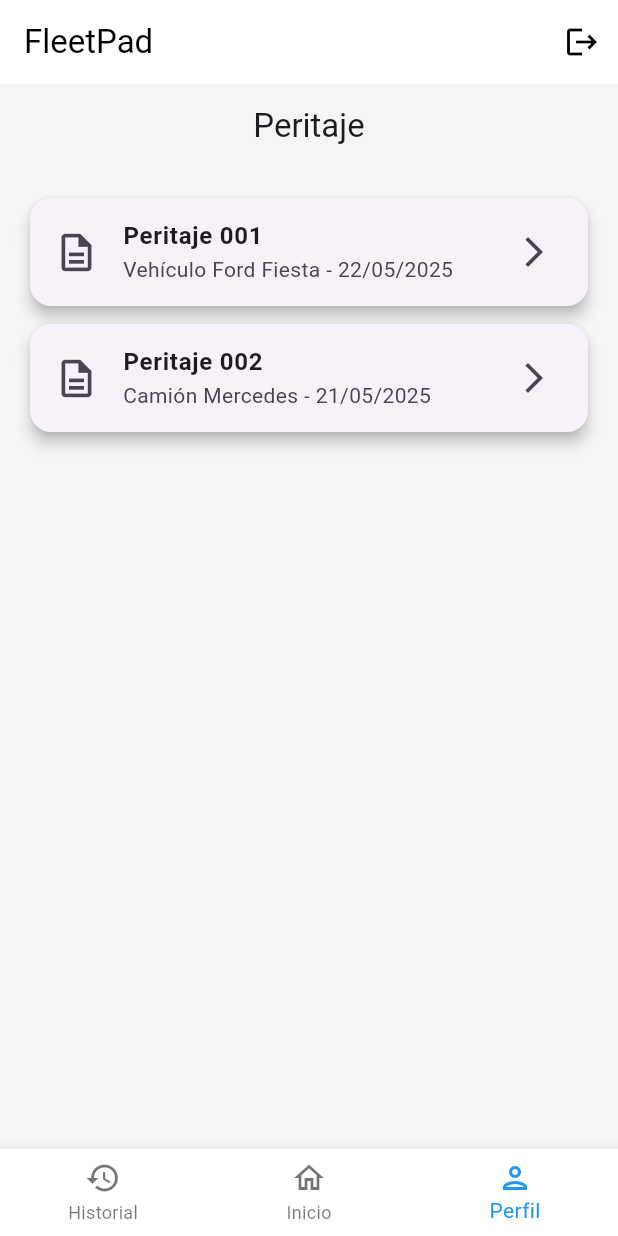
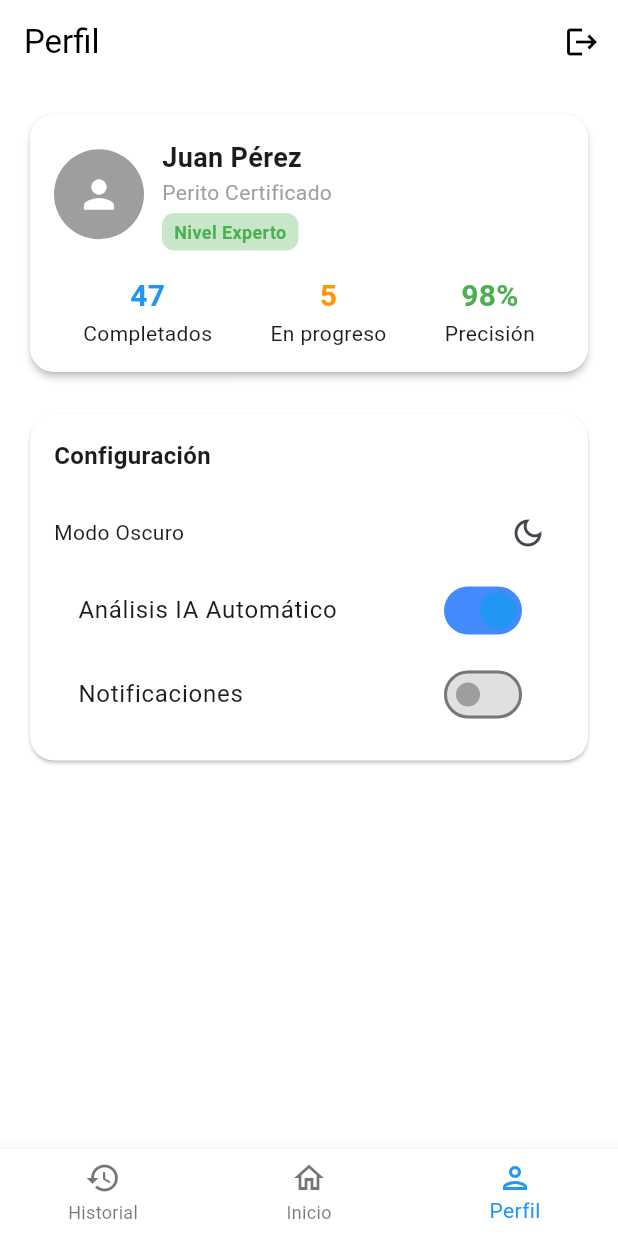
Before and after one commit to AdamNrj/MechCheck, a Flutter app: the MainTabs screen opened directly, item 3 of the bottom bar chosen, on a phone screen of 412 x 824 dp. Run offline on Flutter 3.47's test engine with Material 3 defaults, Android fonts, the phone set to English and light mode, and no system bars; missing offline and left inert: flutter_cube.

Commit message:
feat: profile_design 10/10

```diff
--- a/lib/presentation/screens/tabs/peritaje_screen.dart
+++ /dev/null
@@ -1,40 +0,0 @@
-import 'package:flutter/material.dart';
-
-class PeritajeScreen extends StatelessWidget {
-  const PeritajeScreen({super.key});
-
-  @override
-  Widget build(BuildContext context) {
-    return Scaffold(
-      backgroundColor: Colors.grey[100],
-      appBar: AppBar(
-        title: const Text('Peritaje'),
-        backgroundColor: Colors.transparent,
-        elevation: 0,
-        centerTitle: true,
-      ),
-      body: ListView(
-        padding: const EdgeInsets.all(20),
-        children: [
-          _peritajeItem("Peritaje 001", "Vehículo Ford Fiesta - 22/05/2025"),
-          _peritajeItem("Peritaje 002", "Camión Mercedes - 21/05/2025"),
-        ],
-      ),
-    );
-  }
-
-  Widget _peritajeItem(String title, String subtitle) {
-    return Card(
-      shape: RoundedRectangleBorder(borderRadius: BorderRadius.circular(14)),
-      elevation: 4,
-      margin: const EdgeInsets.only(bottom: 12),
-      child: ListTile(
-        leading: const Icon(Icons.description_outlined, size: 30),
-        title: Text(title, style: const TextStyle(fontWeight: FontWeight.bold)),
-        subtitle: Text(subtitle),
-        trailing: const Icon(Icons.arrow_forward_ios),
-        onTap: () {},
-      ),
-    );
-  }
-}
--- /dev/null
+++ b/lib/presentation/screens/tabs/profile_screen.dart
@@ -0,0 +1,191 @@
+import 'package:flutter/material.dart';
+
+class ProfileScreen extends StatefulWidget {
+  const ProfileScreen({super.key});
+
+  @override
+  State<ProfileScreen> createState() => _ProfileScreenState();
+}
+
+class _ProfileScreenState extends State<ProfileScreen> {
+  bool isDarkMode = false;
+  bool iaEnabled = true;
+  bool notificationsEnabled = false;
+
+  @override
+  Widget build(BuildContext context) {
+    return Scaffold(
+      backgroundColor: Colors.white,
+      body: SafeArea(
+        child: SingleChildScrollView(
+          padding: const EdgeInsets.all(16),
+          child: Column(
+            children: [
+              const ProfileCard(),
+              const SizedBox(height: 20),
+              SettingsCard(
+                isDarkMode: isDarkMode,
+                iaEnabled: iaEnabled,
+                notificationsEnabled: notificationsEnabled,
+                onToggleDarkMode: () => setState(() => isDarkMode = !isDarkMode),
+                onToggleIA: (value) => setState(() => iaEnabled = value),
+                onToggleNotifications: (value) => setState(() => notificationsEnabled = value),
+              ),
+            ],
+          ),
+        ),
+      ),
+    );
+  }
+}
+
+class ProfileCard extends StatelessWidget {
+  const ProfileCard({super.key});
+
+  @override
+  Widget build(BuildContext context) {
+    return Card(
+      color: Colors.white,
+      elevation: 2,
+      shape: RoundedRectangleBorder(borderRadius: BorderRadius.circular(16)),
+      child: Padding(
+        padding: const EdgeInsets.all(16),
+        child: Column(
+          children: [
+            Row(
+              children: [
+                const CircleAvatar(
+                  radius: 30,
+                  backgroundColor: Colors.grey,
+                  child: Icon(Icons.person, color: Colors.white, size: 30),
+                ),
+                const SizedBox(width: 12),
+                Column(
+                  crossAxisAlignment: CrossAxisAlignment.start,
+                  children: [
+                    const Text('Juan Pérez',
+                        style: TextStyle(fontSize: 18, fontWeight: FontWeight.bold)),
+                    const Text('Perito Certificado',
+                        style: TextStyle(fontSize: 14, color: Colors.grey)),
+                    const SizedBox(height: 4),
+                    Container(
+                      padding: const EdgeInsets.symmetric(horizontal: 8, vertical: 4),
+                      decoration: BoxDecoration(
+                        color: Colors.green[100],
+                        borderRadius: BorderRadius.circular(8),
+                      ),
+                      child: const Text('Nivel Experto',
+                          style: TextStyle(
+                            fontSize: 12,
+                            color: Colors.green,
+                            fontWeight: FontWeight.w600,
+                          )),
+                    ),
+                  ],
+                ),
+              ],
+            ),
+            const SizedBox(height: 16),
+            Row(
+              mainAxisAlignment: MainAxisAlignment.spaceAround,
+              children: const [
+                MetricItem(count: '47', label: 'Completados', color: Colors.blue),
+                MetricItem(count: '5', label: 'En progreso', color: Colors.orange),
+                MetricItem(count: '98%', label: 'Precisión', color: Colors.green),
+              ],
+            ),
+          ],
+        ),
+      ),
+    );
+  }
+}
+
+class MetricItem extends StatelessWidget {
+  final String count;
+  final String label;
+  final Color color;
+
+  const MetricItem({
+    super.key,
+    required this.count,
+    required this.label,
+    required this.color,
+  });
+
+  @override
+  Widget build(BuildContext context) {
+    return Column(
+      children: [
+        Text(count, style: TextStyle(fontSize: 20, color: color, fontWeight: FontWeight.bold)),
+        Text(label, style: const TextStyle(fontSize: 14)),
+      ],
+    );
+  }
+}
+
+class SettingsCard extends StatelessWidget {
+  final bool isDarkMode;
+  final bool iaEnabled;
+  final bool notificationsEnabled;
+  final VoidCallback onToggleDarkMode;
+  final ValueChanged<bool> onToggleIA;
+  final ValueChanged<bool> onToggleNotifications;
+
+  const SettingsCard({
+    super.key,
+    required this.isDarkMode,
+    required this.iaEnabled,
+    required this.notificationsEnabled,
+    required this.onToggleDarkMode,
+    required this.onToggleIA,
+    required this.onToggleNotifications,
+  });
+
+  @override
+  Widget build(BuildContext context) {
+    return Card(
+      color: Colors.white,
+      shape: RoundedRectangleBorder(borderRadius: BorderRadius.circular(16)),
+      child: Padding(
+        padding: const EdgeInsets.all(16),
+        child: Column(
+          crossAxisAlignment: CrossAxisAlignment.start,
+          children: [
+            const Text('Configuración',
+                style: TextStyle(fontSize: 16, fontWeight: FontWeight.bold)),
+            const SizedBox(height: 16),
+            Row(
+              mainAxisAlignment: MainAxisAlignment.spaceBetween,
+              children: [
+                const Text('Modo Oscuro'),
+                IconButton(
+                  icon: const Icon(Icons.dark_mode_outlined),
+                  onPressed: onToggleDarkMode,
+                ),
+              ],
+            ),
+            SwitchListTile(
+              value: iaEnabled,
+              onChanged: onToggleIA,
+              title: const Text('Análisis IA Automático'),
+              activeColor: Colors.blue,
+              activeTrackColor: Colors.blueAccent,
+              inactiveThumbColor: Colors.grey,
+              inactiveTrackColor: Colors.grey.shade300,
+            ),
+            SwitchListTile(
+              value: notificationsEnabled,
+              onChanged: onToggleNotifications,
+              title: const Text('Notificaciones'),
+              activeColor: Colors.blue,
+              activeTrackColor: Colors.blueAccent,
+              inactiveThumbColor: Colors.grey,
+              inactiveTrackColor: Colors.grey.shade300,
+            ),
+          ],
+        ),
+      ),
+    );
+  }
+}
--- /dev/null
+++ b/lib/presentation/screens/tabs/setting_screen.dart
@@ -0,0 +1,16 @@
+import 'package:flutter/material.dart';
+
+class SettingScreen extends StatelessWidget {
+  const SettingScreen({super.key});
+
+  @override
+  Widget build(BuildContext context) {
+    return MaterialApp(
+      title: 'Historial',
+      theme: ThemeData(
+        colorScheme: ColorScheme.fromSeed(seedColor: Colors.blue),
+        useMaterial3: true,
+      ),
+    );
+  }
+}
--- a/lib/presentation/screens/tabs/tabs.dart
+++ b/lib/presentation/screens/tabs/tabs.dart
@@ -1,8 +1,9 @@
 import 'package:flutter/material.dart';
 import 'package:prototipo_app/presentation/screens/login_screen.dart';
-import 'package:prototipo_app/presentation/screens/tabs/fleetpad_screen.dart';
+
 import 'package:prototipo_app/presentation/screens/tabs/home_screen.dart';
-import 'package:prototipo_app/presentation/screens/tabs/peritaje_screen.dart';
+import 'package:prototipo_app/presentation/screens/tabs/profile_screen.dart';
+import 'package:prototipo_app/presentation/screens/tabs/setting_screen.dart';
 
 class MainTabs extends StatefulWidget {
   const MainTabs({super.key});
@@ -12,7 +13,7 @@ class MainTabs extends StatefulWidget {
 }
 
 class _MainTabsState extends State<MainTabs> {
-  int _currentIndex = 0;
+  int _currentIndex = 1;
 
   final List<GlobalKey<NavigatorState>> _navigatorKeys = [
     GlobalKey<NavigatorState>(),
@@ -37,12 +38,12 @@ class _MainTabsState extends State<MainTabs> {
           return MaterialPageRoute(
             builder: (context) {
               switch (index) {
+                case 0:
+                  return const SettingScreen();
                 case 1:
-                  return const FleetPadScreen();
-                case 0:
                   return const HomeScreen();
                 case 2:
-                  return const PeritajeScreen();
+                  return const ProfileScreen();
                 default:
                   return const SizedBox.shrink();
               }
@@ -94,10 +95,10 @@ class _MainTabsState extends State<MainTabs> {
           elevation: 0,
           title: Text(
             _currentIndex == 0
-                ? 'Inicio'
+                ? 'Historial'
                 : _currentIndex == 1
                     ? 'Peritaje'
-                    : 'FleetPad',
+                    : 'Perfil',
             style: const TextStyle(
               color: Colors.black,
             ),
--- a/lib/screens/profile_screen.dart
+++ /dev/null
@@ -1 +0,0 @@
-class Profilescreen {}
--- a/lib/screens/setting_screen.dart
+++ /dev/null
@@ -1 +0,0 @@
-class Settingsscreen {}
```
Also changed, not shown: lib/presentation/screens/tabs/fleetpad_screen.dart (deleted, +0 -59 lines), lib/presentation/screens/tabs/home_screen.dart (+107 -12 lines).
